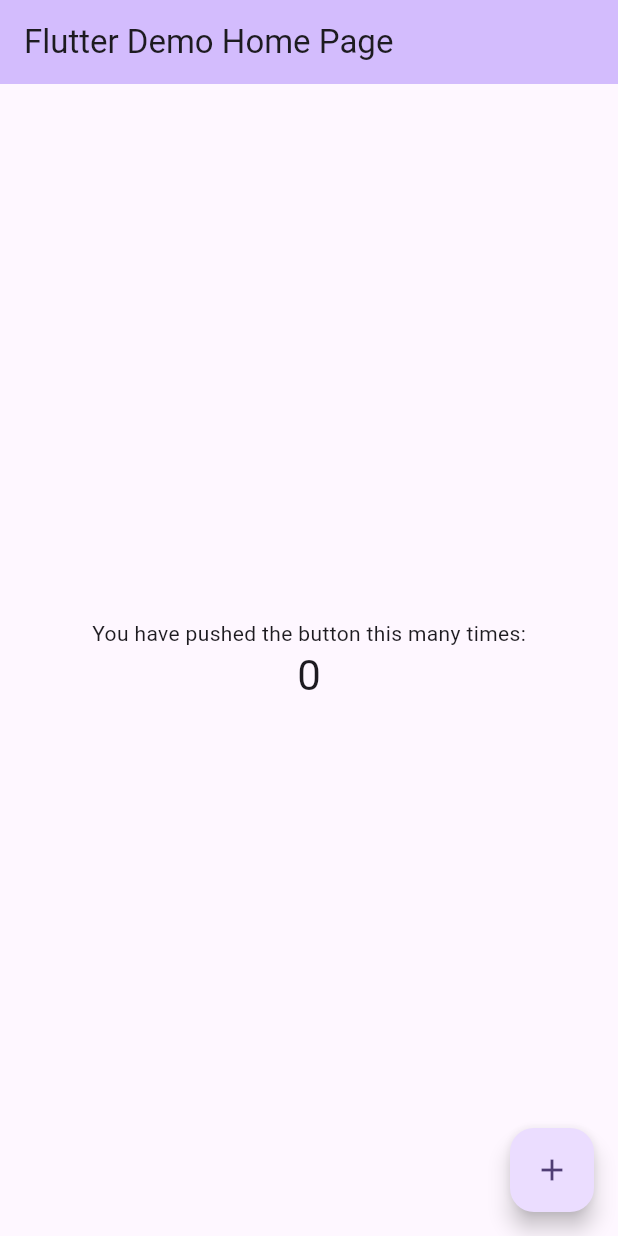
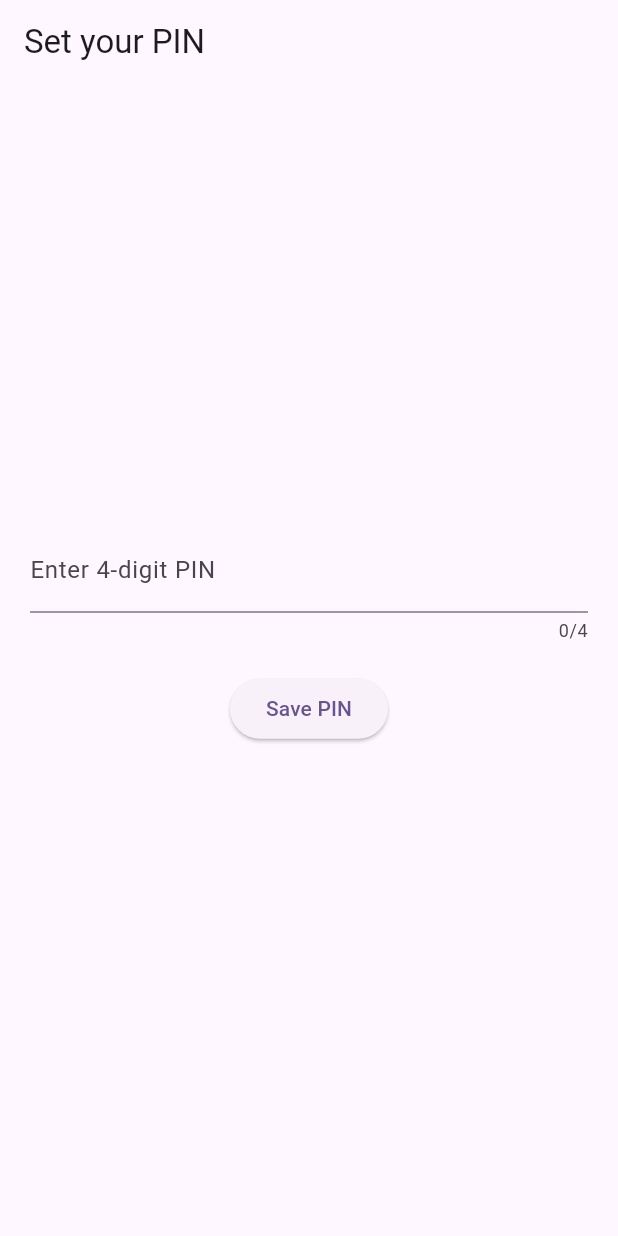
Before and after one commit to mahadasif7890-eng/SECURE_PHOTO_GALLERY, a Flutter app: the screen it shows after launch, on a phone screen of 412 x 824 dp. Run offline on Flutter 3.47's test engine with Material 3 defaults, Android fonts, the phone set to English and light mode, and no system bars; our stand-ins replace flutter_secure_storage.

Commit message:
added pin setup screen with working UI, tested successfully

```diff
--- a/lib/main.dart
+++ b/lib/main.dart
@@ -1,7 +1,6 @@
 import 'package:flutter/material.dart';
-import 'package:crypto/crypto.dart';
-import 'dart:convert';
-import 'package:flutter_secure_storage/flutter_secure_storage.dart';
+import 'screens/pin_setup_screen.dart';
+
 void main() {
   runApp(const MyApp());
 }
@@ -9,139 +8,12 @@ void main() {
 class MyApp extends StatelessWidget {
   const MyApp({super.key});
 
-  // This widget is the root of your application.
   @override
   Widget build(BuildContext context) {
     return MaterialApp(
-      title: 'Flutter Demo',
-      theme: ThemeData(
-        // This is the theme of your application.
-        //
-        // TRY THIS: Try running your application with "flutter run". You'll see
-        // the application has a purple toolbar. Then, without quitting the app,
-        // try changing the seedColor in the colorScheme below to Colors.green
-        // and then invoke "hot reload" (save your changes or press the "hot
-        // reload" button in a Flutter-supported IDE, or press "r" if you used
-        // the command line to start the app).
-        //
-        // Notice that the counter didn't reset back to zero; the application
-        // state is not lost during the reload. To reset the state, use hot
-        // restart instead.
-        //
-        // This works for code too, not just values: Most code changes can be
-        // tested with just a hot reload.
-        colorScheme: .fromSeed(seedColor: Colors.deepPurple),
-      ),
-      home: const MyHomePage(title: 'Flutter Demo Home Page'),
+      title: 'Secure Photo Gallery',
+      theme: ThemeData(colorSchemeSeed: Colors.deepPurple, useMaterial3: true),
+      home: const PinSetupScreen(),
     );
   }
 }
-
-class MyHomePage extends StatefulWidget {
-  const MyHomePage({super.key, required this.title});
-
-  // This widget is the home page of your application. It is stateful, meaning
-  // that it has a State object (defined below) that contains fields that affect
-  // how it looks.
-
-  // This class is the configuration for the state. It holds the values (in this
-  // case the title) provided by the parent (in this case the App widget) and
-  // used by the build method of the State. Fields in a Widget subclass are
-  // always marked "final".
-
-  final String title;
-
-  @override
-  State<MyHomePage> createState() => _MyHomePageState();
-}
-
-class _MyHomePageState extends State<MyHomePage> {
-  int _counter = 0;
-  final storage = FlutterSecureStorage();
-
-  String hashPin(String pin) {
-    var bytes = utf8.encode(pin);
-    var digest = sha256.convert(bytes);
-    return digest.toString();
-  }
-
-  Future<void> setPin(String pin) async {
-    String hashedPin = hashPin(pin);
-    await storage.write(key: 'user_pin', value: hashedPin);
-  }
-
-  Future<bool> verifyPin(String enteredPin) async {
-    String? savedHash = await storage.read(key: 'user_pin');
-    String enteredHash = hashPin(enteredPin);
-    return savedHash == enteredHash;
-  }
-
-  void _incrementCounter() {
-    setState(() {
-      // This call to setState tells the Flutter framework that something has
-      // changed in this State, which causes it to rerun the build method below
-      // so that the display can reflect the updated values. If we changed
-      // _counter without calling setState(), then the build method would not be
-      // called again, and so nothing would appear to happen.
-      _counter++;
-    });
-  }
-
-  @override
-  Widget build(BuildContext context) {
-    // This method is rerun every time setState is called, for instance as done
-    // by the _incrementCounter method above.
-    //
-    // The Flutter framework has been optimized to make rerunning build methods
-    // fast, so that you can just rebuild anything that needs updating rather
-    // than having to individually change instances of widgets.
-    return Scaffold(
-      appBar: AppBar(
-        // TRY THIS: Try changing the color here to a specific color (to
-        // Colors.amber, perhaps?) and trigger a hot reload to see the AppBar
-        // change color while the other colors stay the same.
-        backgroundColor: Theme.of(context).colorScheme.inversePrimary,
-        // Here we take the value from the MyHomePage object that was created by
-        // the App.build method, and use it to set our appbar title.
-        title: Text(widget.title),
-      ),
-      body: Center(
-        // Center is a layout widget. It takes a single child and positions it
-        // in the middle of the parent.
-        child: Column(
-          // Column is also a layout widget. It takes a list of children and
-          // arranges them vertically. By default, it sizes itself to fit its
-          // children horizontally, and tries to be as tall as its parent.
-          //
-          // Column has various properties to control how it sizes itself and
-          // how it positions its children. Here we use mainAxisAlignment to
-          // center the children vertically; the main axis here is the vertical
-          // axis because Columns are vertical (the cross axis would be
-          // horizontal).
-          //
-          // TRY THIS: Invoke "debug painting" (choose the "Toggle Debug Paint"
-          // action in the IDE, or press "p" in the console), to see the
-          // wireframe for each widget.
-          mainAxisAlignment: .center,
-          children: [
-            const Text('You have pushed the button this many times:'),
-            Text(
-              '$_counter',
-              style: Theme.of(context).textTheme.headlineMedium,
-            ),
-          ],
-        ),
-      ),
-      floatingActionButton: FloatingActionButton(
-        onPressed: () async {
-          await setPin("1234");
-          bool result = await verifyPin("1234");
-          print("PIN Verified: $result");
-          _incrementCounter();
-        },
-        tooltip: 'Increment',
-        child: const Icon(Icons.add),
-      ),
-    );
-  }
-}
--- /dev/null
+++ b/lib/screens/pin_setup_screen.dart
@@ -0,0 +1,71 @@
+import 'package:flutter/material.dart';
+import 'package:crypto/crypto.dart';
+import 'dart:convert';
+import 'package:flutter_secure_storage/flutter_secure_storage.dart';
+
+final storage = FlutterSecureStorage();
+
+String hashPin(String pin) {
+  var bytes = utf8.encode(pin);
+  var digest = sha256.convert(bytes);
+  return digest.toString();
+}
+
+Future<void> setPin(String pin) async {
+  String hashedPin = hashPin(pin);
+  await storage.write(key: 'user_pin', value: hashedPin);
+}
+
+class PinSetupScreen extends StatefulWidget {
+  const PinSetupScreen({super.key});
+
+  @override
+  State<PinSetupScreen> createState() => _PinSetupScreenState();
+}
+
+class _PinSetupScreenState extends State<PinSetupScreen> {
+  final TextEditingController pinController = TextEditingController();
+  String message = '';
+
+  void savePin() async {
+    if (pinController.text.length == 4) {
+      await setPin(pinController.text);
+      setState(() {
+        message = 'PIN set successfully!';
+      });
+    } else {
+      setState(() {
+        message = 'PIN must be 4 digits';
+      });
+    }
+  }
+
+  @override
+  Widget build(BuildContext context) {
+    return Scaffold(
+      appBar: AppBar(title: const Text('Set your PIN')),
+      body: Padding(
+        padding: const EdgeInsets.all(20),
+        child: Column(
+          mainAxisAlignment: MainAxisAlignment.center,
+          children: [
+            TextField(
+              controller: pinController,
+              keyboardType: TextInputType.number,
+              obscureText: true,
+              maxLength: 4,
+              decoration: const InputDecoration(labelText: 'Enter 4-digit PIN'),
+            ),
+            const SizedBox(height: 20),
+            ElevatedButton(
+              onPressed: savePin,
+              child: const Text('Save PIN'),
+            ),
+            const SizedBox(height: 10),
+            Text(message),
+          ],
+        ),
+      ),
+    );
+  }
+}
```
